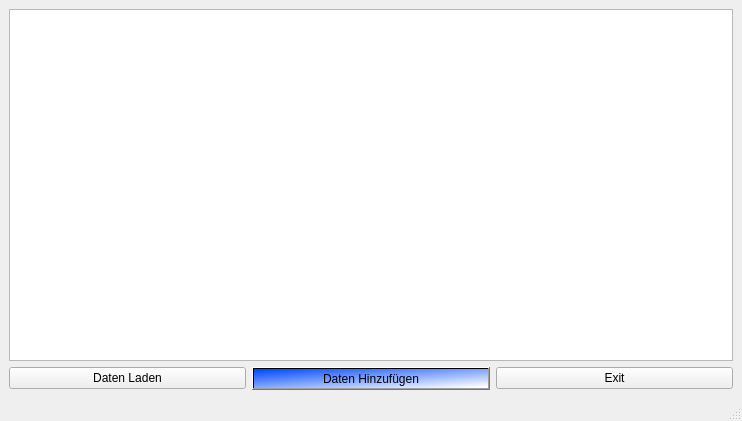
Before: the Qt Designer form mainwindow.ui in fayezbk/Person, drawn with Qt 5.
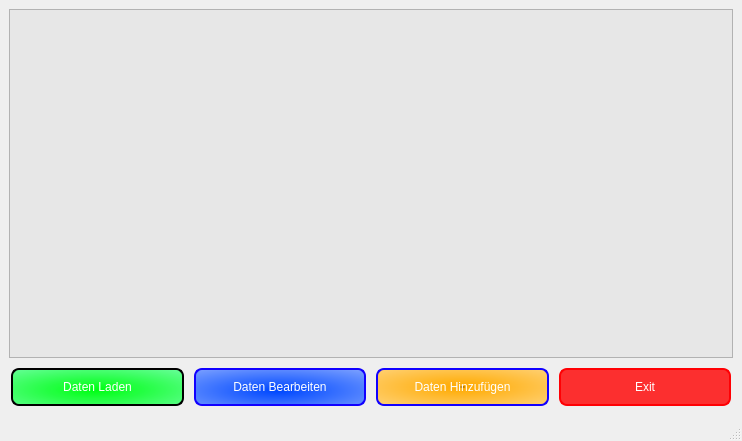
After: the same form once the commit is applied.

```diff
--- a/mainwindow.ui
+++ b/mainwindow.ui
@@ -7,46 +7,111 @@
     <x>0</x>
     <y>0</y>
     <width>742</width>
-    <height>421</height>
+    <height>441</height>
    </rect>
   </property>
   <property name="windowTitle">
    <string>MainWindow</string>
   </property>
+  <property name="styleSheet">
+   <string notr="true"/>
+  </property>
   <widget class="QWidget" name="centralwidget">
    <layout class="QHBoxLayout" name="horizontalLayout">
     <item>
      <layout class="QGridLayout" name="gridLayout">
-      <item row="0" column="0" colspan="3">
-       <widget class="QTableWidget" name="t1"/>
-      </item>
-      <item row="2" column="2">
-       <widget class="QPushButton" name="Exit">
-        <property name="text">
-         <string>Exit</string>
-        </property>
-       </widget>
-      </item>
-      <item row="2" column="0">
+      <item row="1" column="0">
        <widget class="QPushButton" name="Dateiladen">
         <property name="styleSheet">
-         <string notr="true">font: 8pt &quot;Elephant&quot;;</string>
+         <string notr="true">font: 8pt &quot;Elephant&quot;;
+background-color: qradialgradient(spread:reflect, cx:0.477682, cy:0.586, radius:1.325, fx:0.488682, fy:0.58, stop:0.0170455 rgba(0, 255, 21, 255), stop:1 rgba(170, 255, 255, 214));
+color:#ffffff;
+ border: 2px solid #00ff00;
+border-color:#000000;
+ padding: 10px;
+  text-align: center;
+  text-decoration: none;
+  display: inline-block;
+  font-size: 12px;
+  margin: 4px 2px;
+cursor: pointer;
+border-radius: 8px;</string>
         </property>
         <property name="text">
          <string>Daten Laden</string>
         </property>
        </widget>
       </item>
-      <item row="2" column="1">
+      <item row="1" column="1">
+       <widget class="QPushButton" name="Dateihinzufugen_2">
+        <property name="styleSheet">
+         <string notr="true">font: 8pt &quot;Elephant&quot;;
+color: rgb(255, 255, 255);
+background-color: qradialgradient(spread:reflect, cx:0.488636, cy:0.608, radius:1.592, fx:0.488682, fy:0.602, stop:0.0113636 rgba(0, 72, 255, 255), stop:0.988636 rgba(255, 255, 255, 255));
+ border: 2px solid #1100ff;
+ padding: 10px;
+  text-align: center;
+  text-decoration: none;
+  display: inline-block;
+  font-size: 12px;
+  margin: 4px 2px;
+cursor: pointer;
+border-radius: 8px;</string>
+        </property>
+        <property name="text">
+         <string>Daten Bearbeiten</string>
+        </property>
+       </widget>
+      </item>
+      <item row="1" column="2">
        <widget class="QPushButton" name="Dateihinzufugen">
         <property name="styleSheet">
-         <string notr="true">background-color: qlineargradient(spread:reflect, x1:0, y1:0, x2:0.949, y2:1, stop:0.0113636 rgba(0, 72, 255, 255), stop:0.988636 rgba(255, 255, 255, 255));</string>
+         <string notr="true">font: 8pt &quot;Elephant&quot;;
+color: rgb(255, 255, 255);
+background-color: qradialgradient(spread:pad, cx:0.5, cy:0.5, radius:2, fx:0.5, fy:0.5, stop:0 rgba(0, 0, 0, 255), stop:0.0113636 rgba(255, 170, 0, 255), stop:0.761364 rgba(255, 255, 255, 255));
+ border: 2px solid #1100ff;
+ padding: 10px;
+  text-align: center;
+  text-decoration: none;
+  display: inline-block;
+  font-size: 12px;
+  margin: 4px 2px;
+cursor: pointer;
+border-radius: 8px;</string>
         </property>
         <property name="text">
          <string>Daten Hinzufügen</string>
         </property>
        </widget>
       </item>
+      <item row="1" column="3">
+       <widget class="QPushButton" name="Exit">
+        <property name="styleSheet">
+         <string notr="true">background-color: qradialgradient(spread:pad, cx:0.472, cy:0.562545, radius:2, fx:0.465909, fy:0.557, stop:0.397727 rgba(255, 0, 0, 205), stop:1 rgba(255, 255, 255, 255));
+font: 8pt &quot;Elephant&quot;;
+color: #ffffff;
+border: 2px solid #ff0004;
+ padding: 10px;
+  text-align: center;
+  text-decoration: none;
+  display: inline-block;
+  font-size: 12px;
+  margin: 4px 2px;
+cursor: pointer;
+border-radius: 8px;</string>
+        </property>
+        <property name="text">
+         <string>Exit</string>
+        </property>
+       </widget>
+      </item>
+      <item row="0" column="0" colspan="4">
+       <widget class="QTableWidget" name="t1">
+        <property name="styleSheet">
+         <string notr="true">background-color: rgb(231, 231, 231);</string>
+        </property>
+       </widget>
+      </item>
      </layout>
     </item>
    </layout>
```
